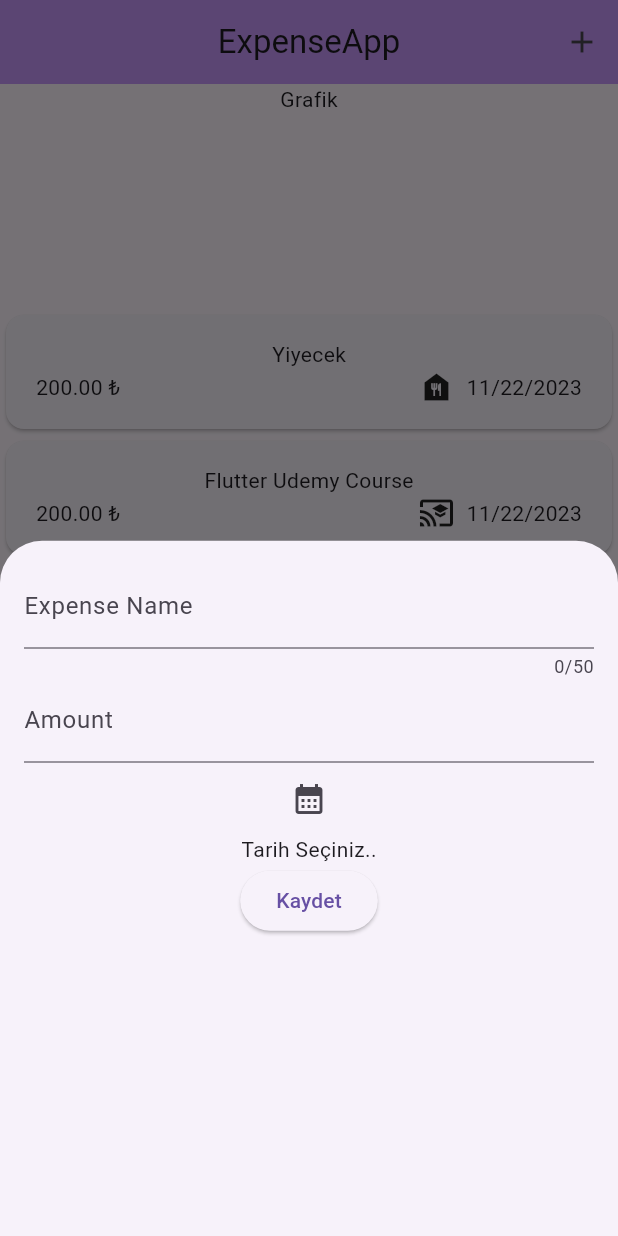
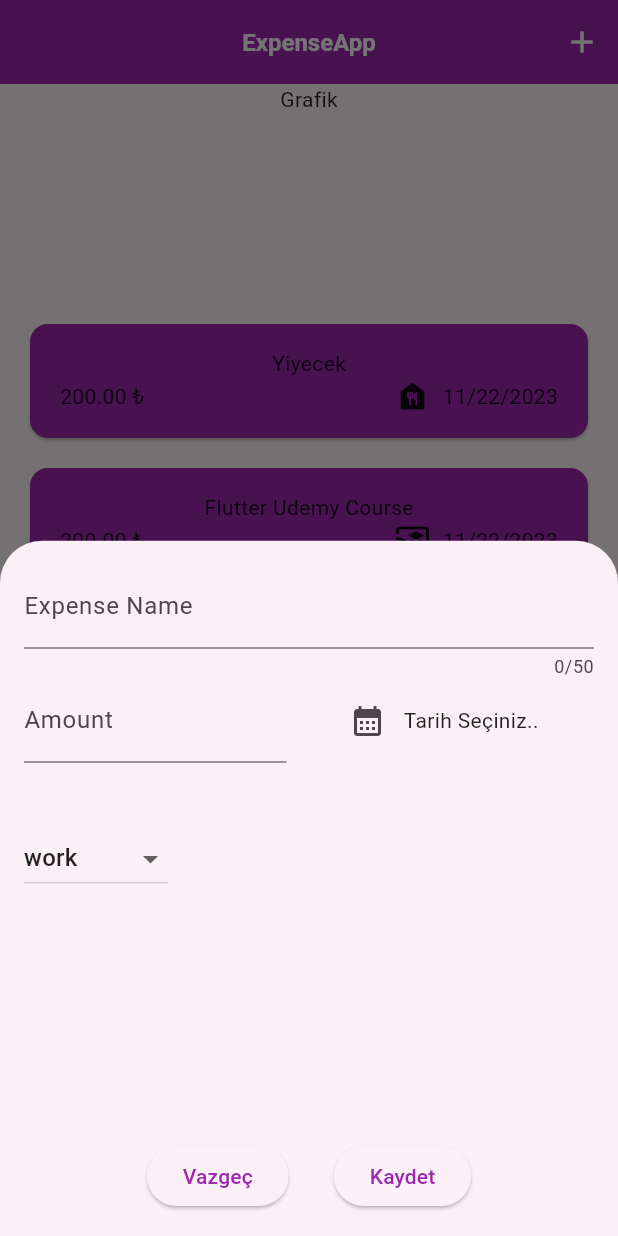
Before and after one commit to gulayselvi/expenseapp, a Flutter app: the screen it shows after launch, after a tap on the "add" icon, on a phone screen of 412 x 824 dp. Run offline on Flutter 3.47's test engine with Material 2 defaults, Android fonts, the phone set to English and light mode, and no system bars.

Commit message:
workshop_21.11.2023

```diff
--- a/lib/main.dart
+++ b/lib/main.dart
@@ -1,13 +1,32 @@
-import 'package:expenseapp/pages/expense_list.dart';
 import 'package:expenseapp/pages/main_page.dart';
 import 'package:flutter/material.dart';
 
+ColorScheme lightColorsScheme =
+    ColorScheme.fromSeed(
+      seedColor:Colors.purple,
+      primary: Colors.purple,
+      secondary: Colors.white
+      );
 void main() {
   runApp(
     MaterialApp(
-      theme: ThemeData(useMaterial3: true),
-      home: const MainPage()
-    ),
+        theme: ThemeData(
+          useMaterial3: true,
+          colorScheme: lightColorsScheme,
+          appBarTheme:const AppBarTheme().copyWith(
+              backgroundColor: lightColorsScheme.primary,
+              foregroundColor: lightColorsScheme.secondary),
+          cardTheme:
+              const CardTheme().copyWith(color: lightColorsScheme.primary,
+              margin:const EdgeInsets.symmetric(horizontal: 20,vertical: 10)),
+          textTheme: ThemeData().textTheme.copyWith(
+                titleLarge:const TextStyle(
+                    fontWeight: FontWeight.bold,
+                    color: Colors.white,
+                    fontSize: 16),
+              ),
+        ),
+        home: MainPage()),
   );
 }
 
--- a/lib/pages/expense_list.dart
+++ b/lib/pages/expense_list.dart
@@ -3,26 +3,31 @@ import 'package:expenseapp/widgets/expense_item.dart';
 import 'package:flutter/material.dart';
 
 class ExpenseList extends StatefulWidget {
-  const ExpenseList({Key? key}) : super(key: key);
+  const ExpenseList(this.expenses, this.onRemove,{Key? key}) : super(key: key);
+  final List<Expense> expenses;
+  final void Function(Expense expense) onRemove;
+
 
   @override
   _ExpenseListState createState() => _ExpenseListState();
 }
 
 class _ExpenseListState extends State<ExpenseList> {
-  //dummy data
-  final List<Expense> expenses = [
-    Expense(
-        name: "Yiyecek",
-        price: 200,
-        date: DateTime.now(),
-        category: Category.food),
-    Expense(
-        name: "Flutter Udemy Course",
-        price: 200,
-        date: DateTime.now(),
-        category: Category.education),
-  ];
+ List<Expense> removedExpenses = [];
+
+ void undoRemove(int index){
+  final snackBar = SnackBar(
+    content:const Text("Expense removed"),
+    action: SnackBarAction(
+      label: "Undo",
+      onPressed: () {
+        setState(() {
+
+        });
+      }),);
+      ScaffoldMessenger.of(context).showSnackBar(snackBar);
+ }
+
 
   @override
   Widget build(BuildContext context) {
@@ -37,9 +42,18 @@ class _ExpenseListState extends State<ExpenseList> {
           ),
           Expanded(
             child: ListView.builder(
-              itemCount: expenses.length,
+              itemCount: widget.expenses.length,
               itemBuilder: (context, index) {
-                return ExpenseItem(expenses[index]);
+                return Dismissible(
+                key: ValueKey(widget.expenses[index]),
+                child: ExpenseItem(widget.expenses[index]),
+                onDismissed: (direction) {
+                  if(direction == DismissDirection.startToEnd){
+                    //soldan sağa ise
+                  }
+                  widget.onRemove(widget.expenses[index]);
+                },
+                );
               },
             ),
           ),
--- a/lib/pages/main_page.dart
+++ b/lib/pages/main_page.dart
@@ -1,25 +1,63 @@
+import 'package:expenseapp/models/expense.dart';
 import 'package:expenseapp/pages/expense_list.dart';
 import 'package:expenseapp/widgets/new_expense.dart';
 import 'package:flutter/material.dart';
 
-class MainPage extends StatelessWidget {
-const MainPage({ Key? key }) : super(key: key);
+class MainPage extends StatefulWidget {
+  MainPage({Key? key}) : super(key: key);
 
   @override
-  Widget build(BuildContext context){
+  State<StatefulWidget> createState() => _MainPageState();
+}
+
+class _MainPageState extends State<MainPage> {
+  final List<Expense> expenses = [
+    Expense(
+        name: "Yiyecek",
+        price: 200,
+        date: DateTime.now(),
+        category: Category.food),
+    Expense(
+        name: "Flutter Udemy Course",
+        price: 200,
+        date: DateTime.now(),
+        category: Category.education),
+  ];
+
+  void addExpense(Expense expense) {
+    setState(() {
+      expenses.add(expense);
+    });
+  }
+
+  void removeExpense(Expense expense)
+  {
+    setState(() {
+      expenses.remove(expense);
+    });
+
+  }
+
+  @override
+  Widget build(BuildContext context) {
     return Scaffold(
       appBar: AppBar(
         actions: [
-            IconButton(onPressed: () {
-              showModalBottomSheet(context: context, builder: (ctx) => NewExpense());
-            }, icon: const Icon(Icons.add))
+          IconButton(
+              onPressed: () {
+                showModalBottomSheet(
+                    context: context,
+                    builder: (ctx) => NewExpense(
+                          onAdd: (expense) => addExpense(expense),
+                        ));
+              },
+              icon: const Icon(Icons.add))
         ],
         title: const Text("ExpenseApp"),
-          backgroundColor: const Color.fromARGB(255, 199, 151, 250),
+
         centerTitle: true,
       ),
-        body: const ExpenseList(),
-
+      body: ExpenseList(expenses, removeExpense),
     );
   }
 }
--- a/lib/widgets/expense_item.dart
+++ b/lib/widgets/expense_item.dart
@@ -4,7 +4,7 @@ import 'package:flutter/material.dart';
 class ExpenseItem extends StatelessWidget {
   const ExpenseItem(this.expense, {Key? key}) : super(key: key);
   final Expense expense;
-
+  //Dismissible
   @override
   Widget build(BuildContext context) {
     return Card(
--- a/lib/widgets/new_expense.dart
+++ b/lib/widgets/new_expense.dart
@@ -1,7 +1,11 @@
+import 'package:expenseapp/models/expense.dart';
 import 'package:flutter/material.dart';
+import 'package:intl/intl.dart';
 
 class NewExpense extends StatefulWidget {
-  const NewExpense({Key? key}) : super(key: key);
+  const NewExpense({Key? key, required this.onAdd}) : super(key: key);
+
+  final void Function(Expense expense) onAdd;
 
   @override
   _NewExpenseState createState() => _NewExpenseState();
@@ -11,39 +15,153 @@ class _NewExpenseState extends State<NewExpense> {
   //controller
   final _nameController = TextEditingController();
   final _amountController = TextEditingController();
-  DateTime date = DateTime(2023,11,14);
+  DateTime? _selectedDate;
+  Category _selectedCategory = Category.work;
+
+  void _openDatePicker() async {
+    //DatePicker açmak
+    //DatePicker'dan gelen değeri Text olarak yazdırmak
+    //built-in function
+
+    //sync => bir işlem bitmeden diğerinin başlamadığı yapılar
+    //async =>alt satıra geçmek için işlemin bitmesini beklemezler // await
+
+    DateTime now = DateTime.now();
+    DateTime oneYearAgo = DateTime(now.year - 1, now.month, now.day);
+
+    // 1 yıl öncesi ve bugün arasında kısıtlama
+    // then => async bir işlemin geri dönüş sağladığı anda çalışacak bloğunu tanımlar.
+    // showDatePicker(
+    //         context: context,
+    //         initialDate: now,
+    //         firstDate: oneYearAgo,
+    //         lastDate: now)
+    //     .then((value) {
+    //   print(value);
+    // });
+
+    //await => ilgili async işlemini bekle
+    DateTime? selectedDate = await showDatePicker(
+        context: context,
+        initialDate: _selectedDate == null ? now : _selectedDate!,
+        firstDate: oneYearAgo,
+        lastDate: now);
+
+    setState(() {
+      _selectedDate = selectedDate;
+    });
+  }
+
+  void _addNewExpense() {
+    final amount = double.tryParse(_amountController.text);
+    //parse,tryParse => parse değer nullsa hata fırlatır, tryParse değeri null olarak alır
+    if (amount == null ||
+        amount < 0 ||
+        _amountController.text.isEmpty ||
+        _selectedDate == null) {
+      showDialog(
+          context: context,
+          builder: (ctx) {
+            return AlertDialog(
+              title: const Text("Validation Error"),
+              content: const Text("Please fill all blank areas."),
+              actions: [
+                TextButton(
+                    onPressed: () {
+                      Navigator.pop(ctx);
+                    },
+                    child: const Text("Okay"))
+              ],
+            );
+          });
+    } else {
+      Expense expense = Expense(
+          name: _nameController.text,
+          price: amount,
+          date: _selectedDate!,
+          category: _selectedCategory);
+        widget.onAdd(expense);
+        Navigator.pop(context);
+      //valid bir değer
+      //listeye ekleme yapılması gereken nokta..
+    }
+  }
 
   @override
   Widget build(BuildContext context) {
-    return  Padding(
-      padding:const EdgeInsets.all(16),
+    return Padding(
+      padding: const EdgeInsets.all(16),
       child: Column(
         children: [
           TextField(
             controller: _nameController,
             maxLength: 50,
-            decoration:const InputDecoration(label: Text("Expense Name")),
+            decoration: const InputDecoration(label: Text("Expense Name")),
           ),
-          TextField(
-            controller: _amountController,
-            keyboardType: TextInputType.number,
-            decoration:const InputDecoration(label: Text("Amount"),prefixText: "₺" ),
+          Row(
+            children: [
+              Expanded(
+                child: TextField(
+                  controller: _amountController,
+                  keyboardType: TextInputType.number,
+                  decoration: const InputDecoration(
+                      label: Text("Amount"), prefixText: "₺"),
+                ),
+              ),
+              const SizedBox(
+                width: 30,
+              ),
+              Expanded(
+                child: Row(
+                  children: [
+                    IconButton(
+                        onPressed: () => _openDatePicker(),
+                        icon: const Icon(Icons.calendar_month)),
+                    Text(_selectedDate == null
+                        ? "Tarih Seçiniz.."
+                        : DateFormat.yMd().format(_selectedDate!)),
+                  ],
+                ),
+              ),
+            ],
+          ), // seçilen tarihi formatlayarak yazdırmak
+          const SizedBox(
+            height: 40,
           ),
-          IconButton(onPressed: () async {
-            DateTime? newDate = await showDatePicker(context: context, initialDate: date, firstDate: DateTime(2000), lastDate: DateTime(2025));
-            if (newDate == null) return;
-
-            setState(() => date = newDate );
-
-            //DatePicker açmak
-            //DatePicker'dan gelen değeri Text olarak yazdırmak
-          }, icon: const Icon(Icons.calendar_month)),
-          const Text(
-            "Tarih Seçiniz.."), // seçilen tarihi formatlayarak yazdırmak
-          ElevatedButton(onPressed: () {
-            print("Kayıt başarılı: ${_nameController.text}");
-          },
-          child:const Text("Kaydet"))
+          Row(
+            children: [
+              DropdownButton(
+                  value: _selectedCategory,
+                  items: Category.values.map((category) {
+                    return DropdownMenuItem(
+                        value: category, child: Text(category.name.toString()));
+                  }).toList(),
+                  onChanged: (value) {
+                    setState(() {
+                      if (value != null) _selectedCategory = value;
+                    });
+                  })
+            ],
+          ),
+          const Spacer(),
+          Row(
+            mainAxisAlignment: MainAxisAlignment.center,
+            children: [
+              ElevatedButton(
+                  onPressed: () {
+                    Navigator.pop(context);
+                  },
+                  child: const Text("Vazgeç")),
+              const SizedBox(
+                width: 30,
+              ),
+              ElevatedButton(
+                  onPressed: () {
+                    _addNewExpense();
+                  },
+                  child: const Text("Kaydet")),
+            ],
+          )
         ],
       ),
     );
```
Lines whose indentation alone changed are shown as unchanged.
